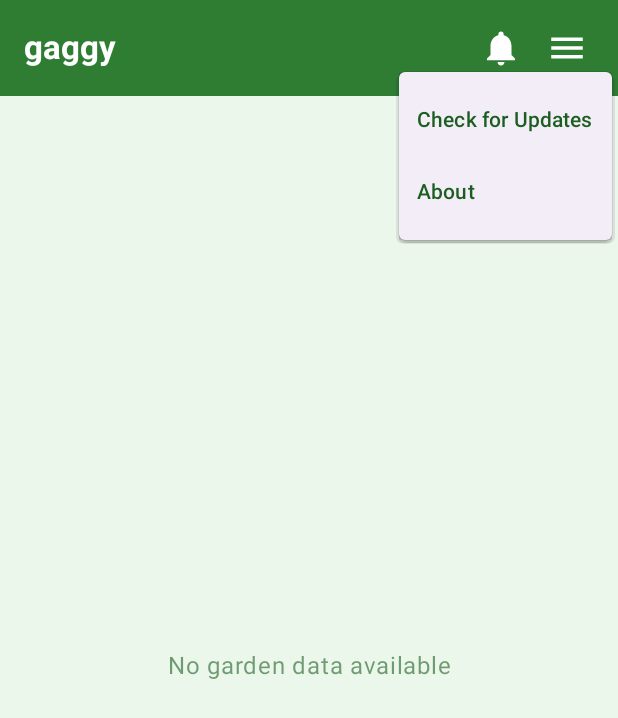
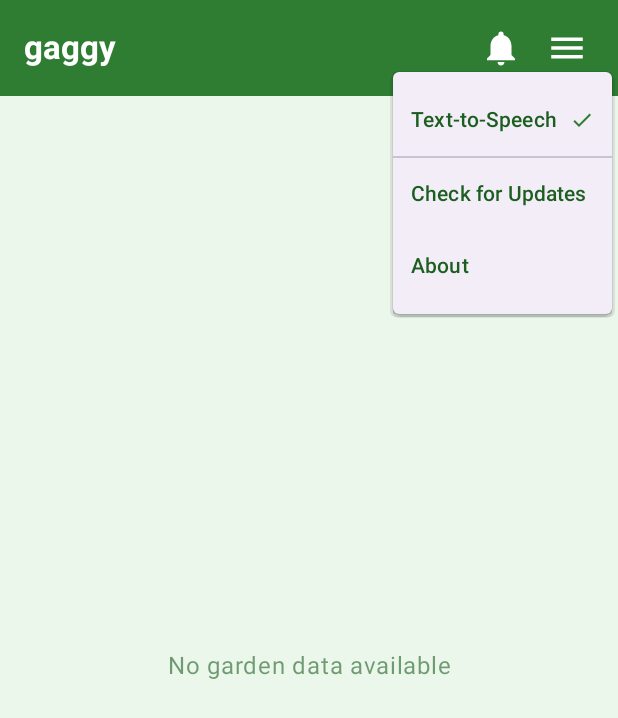
Before and after one commit to jonvicbarcenas/GAGgy, an Android app built with Jetpack Compose: the GardenListScreen screen opened through its navigation route, after a tap on "Menu", on a phone screen of 412 x 824 dp. Shown: the top 718 px of the screen. Run offline under Robolectric (Android 15) with nearby library versions, the phone set to English and light mode, and no system bars; our stand-ins replace Firebase (no records; nobody signed in at launch, a user with empty details on screens opened directly).

Commit message:
Add text-to-speech functionality

```diff
--- a/app/build.gradle.kts
+++ b/app/build.gradle.kts
@@ -13,7 +13,7 @@ android {
         minSdk = 24
         targetSdk = 34
         versionCode = 1
-        versionName = "2.0.6"
+        versionName = "2.0.8"
 
         testInstrumentationRunner = "androidx.test.runner.AndroidJUnitRunner"
         vectorDrawables {
--- a/app/src/main/java/com/dainsleif/gaggy/ui/components/GardenComponents.kt
+++ b/app/src/main/java/com/dainsleif/gaggy/ui/components/GardenComponents.kt
@@ -1,5 +1,6 @@
 package com.dainsleif.gaggy.ui.components
 
+import android.content.Context
 import androidx.compose.foundation.background
 import androidx.compose.foundation.border
 import androidx.compose.foundation.clickable
@@ -19,6 +20,7 @@ import androidx.compose.foundation.lazy.items
 import androidx.compose.foundation.shape.CircleShape
 import androidx.compose.foundation.shape.RoundedCornerShape
 import androidx.compose.material.icons.Icons
+import androidx.compose.material.icons.filled.Check
 import androidx.compose.material.icons.filled.Menu
 import androidx.compose.material.icons.filled.Notifications
 import androidx.compose.material3.Card
@@ -45,7 +47,7 @@ import androidx.compose.ui.Modifier
 import androidx.compose.ui.draw.clip
 import androidx.compose.ui.graphics.Brush
 import androidx.compose.ui.graphics.Color
-import androidx.compose.ui.res.painterResource
+import androidx.compose.ui.platform.LocalContext
 import androidx.compose.ui.text.font.FontWeight
 import androidx.compose.ui.text.style.TextAlign
 import androidx.compose.ui.unit.dp
@@ -58,6 +60,10 @@ import java.text.SimpleDateFormat
 import java.util.Date
 import java.util.Locale
 
+// Constants for SharedPreferences
+private const val PREFS_NAME = "GardenEggPrefs"
+private const val PREF_PREFIX_SETTING = "setting_"
+
 @OptIn(ExperimentalMaterial3Api::class)
 @Composable
 fun GardenListScreen(
@@ -69,6 +75,13 @@ fun GardenListScreen(
     onAboutClick: () -> Unit = {}
 ) {
     var showMenu by remember { mutableStateOf(false) }
+    val context = LocalContext.current
+    val sharedPrefs = context.getSharedPreferences(PREFS_NAME, Context.MODE_PRIVATE)
+
+    // Text-to-speech state
+    var ttsEnabled by remember {
+        mutableStateOf(sharedPrefs.getBoolean("${PREF_PREFIX_SETTING}text_to_speech", true))
+    }
 
     Scaffold(
         topBar = {
@@ -109,6 +122,33 @@ fun GardenListScreen(
                             expanded = showMenu,
                             onDismissRequest = { showMenu = false }
                         ) {
+                            // Text-to-Speech toggle
+                            DropdownMenuItem(
+                                text = {
+                                    Row(
+                                        verticalAlignment = Alignment.CenterVertically
+                                    ) {
+                                        Text("Text-to-Speech")
+                                        Spacer(modifier = Modifier.width(8.dp))
+                                        if (ttsEnabled) {
+                                            Icon(
+                                                imageVector = Icons.Default.Check,
+                                                contentDescription = "Enabled",
+                                                tint = MaterialTheme.colorScheme.primary,
+                                                modifier = Modifier.size(16.dp)
+                                            )
+                                        }
+                                    }
+                                },
+                                onClick = {
+                                    val newValue = !ttsEnabled
+                                    ttsEnabled = newValue
+                                    sharedPrefs.edit().putBoolean("${PREF_PREFIX_SETTING}text_to_speech", newValue).apply()
+                                }
+                            )
+
+                            Divider()
+
                             DropdownMenuItem(
                                 text = { Text("Check for Updates") },
                                 onClick = {
```
Also changed, not shown: app/src/main/java/com/dainsleif/gaggy/service/NotificationSoundService.kt (+71 -6 lines), app/src/main/java/com/dainsleif/gaggy/ui/screens/AboutScreen.kt (+20 -3 lines), 1 other file.
